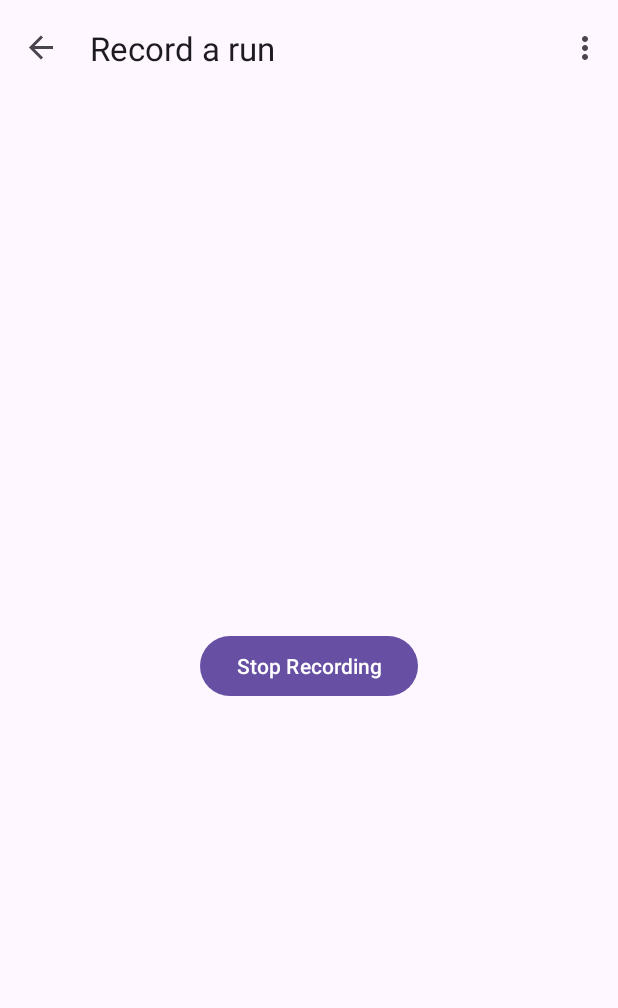
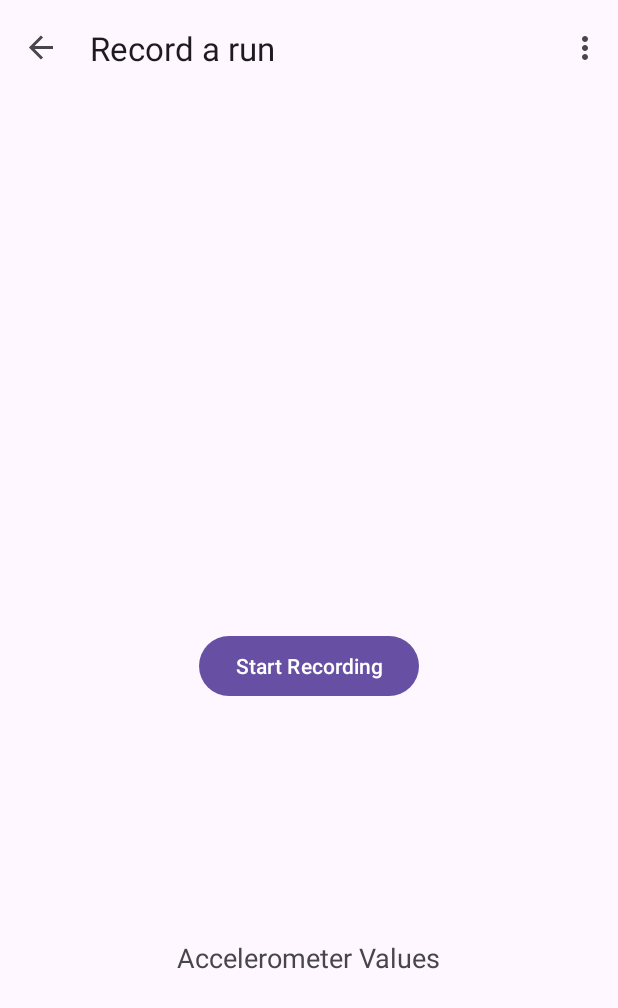
Before and after one commit to ni-imena/PORA, an Android app: the RecordFragment screen opened through its navigation route, after a tap on "Start Recording", on a phone screen of 412 x 824 dp. Shown: the top 1008 px of the screen. Run offline under Robolectric (Android 15) with nearby library versions, the phone set to English and light mode, and no system bars; our stand-ins replace navigation-ui.

Commit message:
added acceloremeter sensor recording

```diff
--- a/app/src/main/AndroidManifest.xml
+++ b/app/src/main/AndroidManifest.xml
@@ -10,6 +10,7 @@
     <uses-permission android:name="android.permission.WRITE_EXTERNAL_STORAGE" />
     <uses-permission android:name="android.permission.READ_EXTERNAL_STORAGE" />
     <uses-permission android:name="android.permission.FOREGROUND_SERVICE" />
+    <uses-permission android:name="android.permission.ACCESS_FINE_LOCATION" />
 
     <application
         android:name=".MyApplication"
--- a/app/src/main/java/com/example/virtualrunner/fragments/RecordFragment.kt
+++ b/app/src/main/java/com/example/virtualrunner/fragments/RecordFragment.kt
@@ -1,5 +1,10 @@
 package com.example.virtualrunner.fragments
 
+import android.content.Context
+import android.hardware.Sensor
+import android.hardware.SensorEvent
+import android.hardware.SensorEventListener
+import android.hardware.SensorManager
 import android.os.Bundle
 import android.util.Log
 import android.view.LayoutInflater
@@ -7,22 +12,32 @@ import android.view.View
 import android.view.ViewGroup
 import android.widget.TextView
 import android.widget.Toast
+import androidx.core.content.ContextCompat.getSystemService
 import androidx.fragment.app.Fragment
 import androidx.navigation.fragment.findNavController
+import com.example.virtualrunner.AccelerometerData
 import com.example.virtualrunner.MyApplication
 import com.example.virtualrunner.R
 import com.example.virtualrunner.Run
 import com.example.virtualrunner.databinding.FragmentRecordBinding
+import com.google.gson.Gson
+import java.io.FileOutputStream
+import java.io.IOException
 import java.text.SimpleDateFormat
 import java.util.Date
 import java.util.Locale
 import java.util.Random
 
 
-class RecordFragment : Fragment() {
+class RecordFragment : Fragment(), SensorEventListener {
 
     private var _binding: FragmentRecordBinding? = null
     private val binding get() = _binding!!
+    private lateinit var sensorManager: SensorManager
+    private var accelerometer: Sensor? = null
+    private val accelerometerDataList = mutableListOf<AccelerometerData>()
+    private lateinit var accelerometerValues: TextView
+    private var isRecording = false
 
     override fun onCreateView(
         inflater: LayoutInflater, container: ViewGroup?,
@@ -39,15 +54,50 @@ class RecordFragment : Fragment() {
 
         var isRecording = false
 
+        accelerometerValues = binding.accelerometerValues
+        sensorManager = context?.getSystemService(Context.SENSOR_SERVICE) as SensorManager
+        accelerometer = sensorManager.getDefaultSensor(Sensor.TYPE_ACCELEROMETER)
+
         binding.recordButton.setOnClickListener {
             if (isRecording) {
-                binding.recordButton.setText("Start Recording")
-                saveItemToJson()
-                findNavController().navigate(R.id.action_SecondFragment_to_RunsListFragment)
+                startRecording()
             } else {
-                binding.recordButton.setText("Stop Recording")
+                stopRecording()
             }
             isRecording = !isRecording;
+        }
+    }
+
+    private fun startRecording() {
+        binding.recordButton.text = "Stop Recording"
+        // Register the sensor listener when recording starts
+        isRecording = true
+        accelerometerDataList.clear()
+        accelerometer?.let {
+            sensorManager.registerListener(this, it, SensorManager.SENSOR_DELAY_NORMAL)
+        }
+    }
+
+    private fun stopRecording() {
+        binding.recordButton.text = "Start Recording"
+        isRecording = false
+        // Unregister the sensor listener when recording stops
+        sensorManager.unregisterListener(this)
+        saveAccelerometerDataToFile()
+    }
+
+    private fun saveAccelerometerDataToFile() {
+        val gson = Gson()
+        val json = gson.toJson(accelerometerDataList)
+        val fileName = "accelerometer_data.json"
+        val fileOutputStream: FileOutputStream
+
+        try {
+            fileOutputStream = requireActivity().openFileOutput(fileName, Context.MODE_PRIVATE)
+            fileOutputStream.write(json.toByteArray())
+            fileOutputStream.close()
+        } catch (e: IOException) {
+            e.printStackTrace()
         }
     }
 
@@ -66,6 +116,25 @@ class RecordFragment : Fragment() {
         myApplication.saveItemToFile(run, "runs.json")
     }
 
+    override fun onAccuracyChanged(sensor: Sensor?, accuracy: Int) {
+        // Do nothing for now
+    }
+
+    override fun onSensorChanged(event: SensorEvent) {
+        if (event.sensor == accelerometer) {
+            val timestamp = System.currentTimeMillis()
+            val x = event.values[0]
+            val y = event.values[1]
+            val z = event.values[2]
+
+            val text = "X: $x\nY: $y\nZ: $z"
+            accelerometerValues.text = text
+
+            val accelerometerData = AccelerometerData(timestamp, x, y, z)
+            accelerometerDataList.add(accelerometerData)
+        }
+    }
+
     override fun onDestroyView() {
         super.onDestroyView()
         _binding = null
--- a/app/src/main/res/layout/fragment_record.xml
+++ b/app/src/main/res/layout/fragment_record.xml
@@ -1,6 +1,7 @@
 <?xml version="1.0" encoding="utf-8"?>
 <androidx.constraintlayout.widget.ConstraintLayout xmlns:android="http://schemas.android.com/apk/res/android"
     xmlns:app="http://schemas.android.com/apk/res-auto"
+    xmlns:tools="http://schemas.android.com/tools"
     android:layout_width="match_parent"
     android:layout_height="match_parent"
     android:padding="16dp">
@@ -15,4 +16,16 @@
         app:layout_constraintStart_toStartOf="parent"
         app:layout_constraintTop_toTopOf="parent" />
 
+    <TextView
+        android:id="@+id/accelerometerValues"
+        android:layout_width="wrap_content"
+        android:layout_height="wrap_content"
+        android:layout_centerInParent="true"
+        android:text="Accelerometer Values"
+        android:textSize="18sp"
+        app:layout_constraintBottom_toBottomOf="parent"
+        app:layout_constraintEnd_toEndOf="parent"
+        app:layout_constraintStart_toStartOf="parent"
+        app:layout_constraintTop_toBottomOf="@+id/recordButton" />
+
 </androidx.constraintlayout.widget.ConstraintLayout>
```
Also changed, not shown: app/src/main/java/com/example/virtualrunner/AccelerometerData.kt (added, +8 -0 lines), app/src/main/java/com/example/virtualrunner/MongoDBConnection.kt (+34 -34 lines).
